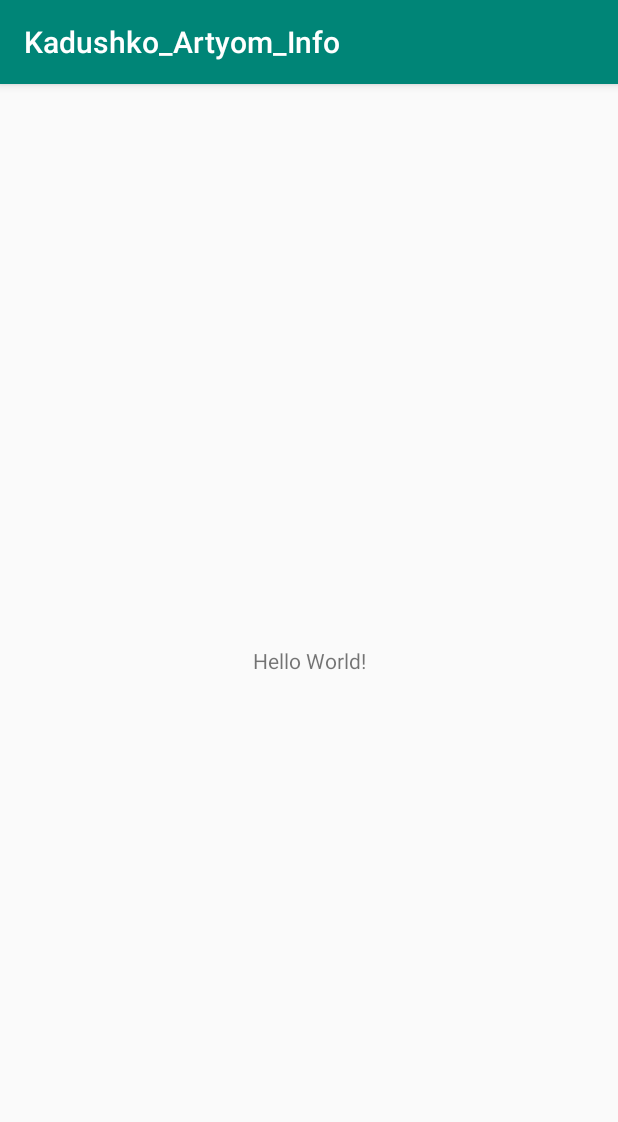
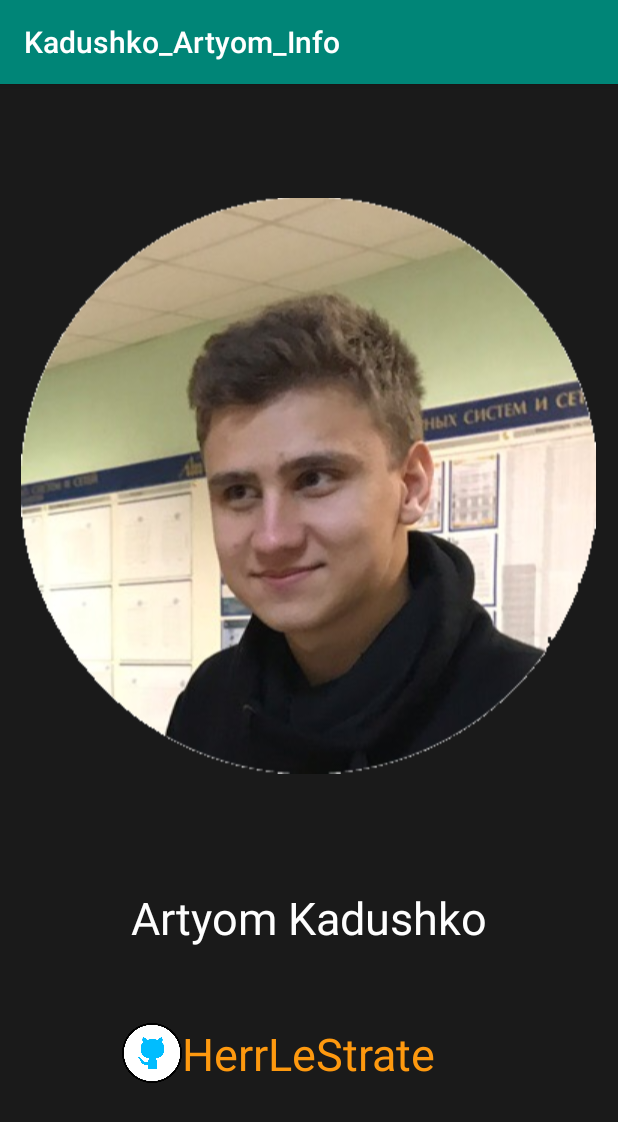
Before and after one commit to HerrLeStrate/YandexFirstTask, an Android app: the screen it shows after launch (MainActivity), on a phone screen of 412 x 824 dp. Shown: the top 1122 px of the screen. Run offline under Robolectric (Android 15) with nearby library versions, the phone set to English and light mode, and no system bars; libraries missing offline, so code that uses them is left out: com.crashlytics.android, com.microsoft.appcenter, io.fabric.sdk; 2 statements that could not run were skipped.

Commit message:
Rewrited application

```diff
--- a/app/src/main/res/layout/activity_main.xml
+++ b/app/src/main/res/layout/activity_main.xml
@@ -1,18 +1,50 @@
 <?xml version="1.0" encoding="utf-8"?>
-<android.support.constraint.ConstraintLayout xmlns:android="http://schemas.android.com/apk/res/android"
-    xmlns:app="http://schemas.android.com/apk/res-auto"
+<LinearLayout xmlns:android="http://schemas.android.com/apk/res/android"
     xmlns:tools="http://schemas.android.com/tools"
     android:layout_width="match_parent"
     android:layout_height="match_parent"
+    android:orientation="vertical"
+    android:gravity="center_horizontal"
+    android:background="#1A1A1A"
+    android:weightSum="6"
     tools:context=".MainActivity">
+
+    <ImageView
+        android:layout_width="wrap_content"
+        android:layout_height="wrap_content"
+        android:src="@drawable/ava_circle"
+        android:layout_weight="3"/>
 
     <TextView
         android:layout_width="wrap_content"
         android:layout_height="wrap_content"
-        android:text="Hello World!"
-        app:layout_constraintBottom_toBottomOf="parent"
-        app:layout_constraintLeft_toLeftOf="parent"
-        app:layout_constraintRight_toRightOf="parent"
-        app:layout_constraintTop_toTopOf="parent" />
+        android:layout_weight="1"
+        android:textSize="30dp"
+        android:textColor="#FEFEFE"
+        android:text="@string/artyom_kadushko"/>
 
-</android.support.constraint.ConstraintLayout>
+    <RelativeLayout
+        android:layout_width="match_parent"
+        android:layout_height="wrap_content"
+        android:layout_weight="2">
+
+        <ImageView
+            android:id="@+id/img"
+            android:layout_width="40dp"
+            android:layout_height="40dp"
+            android:layout_alignLeft="@id/txt"
+            android:layout_marginLeft="-40dp"
+            android:src="@drawable/media" />
+
+        <TextView
+            android:id="@+id/txt"
+            android:layout_width="wrap_content"
+            android:layout_height="wrap_content"
+            android:textSize="30dp"
+            android:layout_centerHorizontal="true"
+            android:textColor="#FE990F"
+            android:text="@string/herrlestrate"/>
+    </RelativeLayout>
+
+
+</LinearLayout>
--- a/app/src/main/res/values/strings.xml
+++ b/app/src/main/res/values/strings.xml
@@ -1,3 +1,5 @@
 <resources>
     <string name="app_name">Kadushko_Artyom_Info</string>
+    <string name="artyom_kadushko">Artyom Kadushko</string>
+    <string name="herrlestrate">HerrLeStrate</string>
 </resources>
```
Also changed, not shown: app/src/main/res/drawable/ava_circle.png (added), app/src/main/res/drawable/media.png (added).
